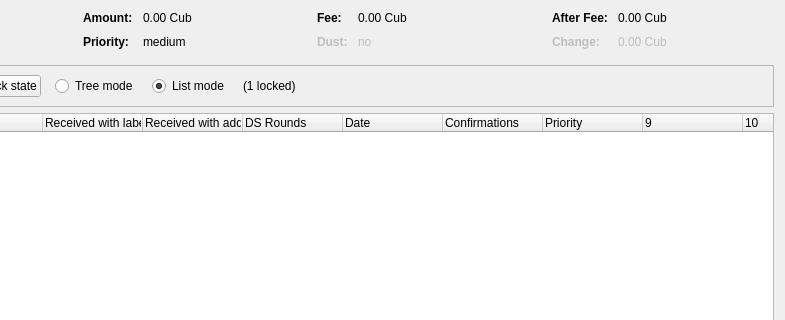
First picture: the form in src/qt/forms/coincontroldialog.ui, repository cubex-network/cubex, before the edit; both pictures show x 169 to 954 and y 0 to 320 of the 954 by 500 pixel window.
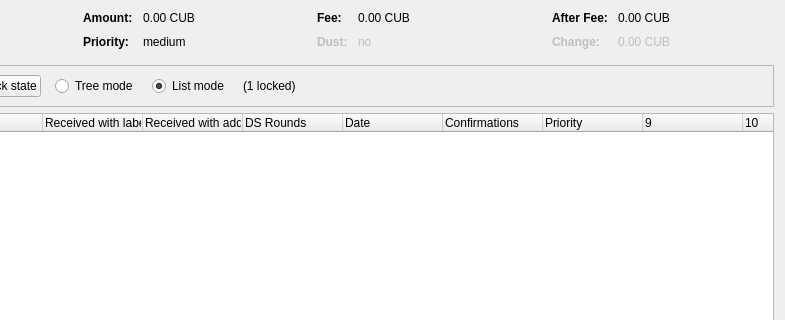
Second picture: the form after the edit. Custom widgets are drawn as their Qt base class.

The edit to the form file:
```diff
--- a/src/qt/forms/coincontroldialog.ui
+++ b/src/qt/forms/coincontroldialog.ui
@@ -132,7 +132,7 @@
           <enum>Qt::ActionsContextMenu</enum>
          </property>
          <property name="text">
-          <string notr="true">0.00 Cub</string>
+          <string notr="true">0.00 CUB</string>
          </property>
          <property name="textInteractionFlags">
           <set>Qt::LinksAccessibleByMouse|Qt::TextSelectableByKeyboard|Qt::TextSelectableByMouse</set>
@@ -206,7 +206,7 @@
           <enum>Qt::ActionsContextMenu</enum>
          </property>
          <property name="text">
-          <string notr="true">0.00 Cub</string>
+          <string notr="true">0.00 CUB</string>
          </property>
          <property name="textInteractionFlags">
           <set>Qt::LinksAccessibleByMouse|Qt::TextSelectableByKeyboard|Qt::TextSelectableByMouse</set>
@@ -286,7 +286,7 @@
           <enum>Qt::ActionsContextMenu</enum>
          </property>
          <property name="text">
-          <string notr="true">0.00 Cub</string>
+          <string notr="true">0.00 CUB</string>
          </property>
          <property name="textInteractionFlags">
           <set>Qt::LinksAccessibleByMouse|Qt::TextSelectableByKeyboard|Qt::TextSelectableByMouse</set>
@@ -321,7 +321,7 @@
           <enum>Qt::ActionsContextMenu</enum>
          </property>
          <property name="text">
-          <string notr="true">0.00 Cub</string>
+          <string notr="true">0.00 CUB</string>
          </property>
          <property name="textInteractionFlags">
           <set>Qt::LinksAccessibleByMouse|Qt::TextSelectableByKeyboard|Qt::TextSelectableByMouse</set>
```
